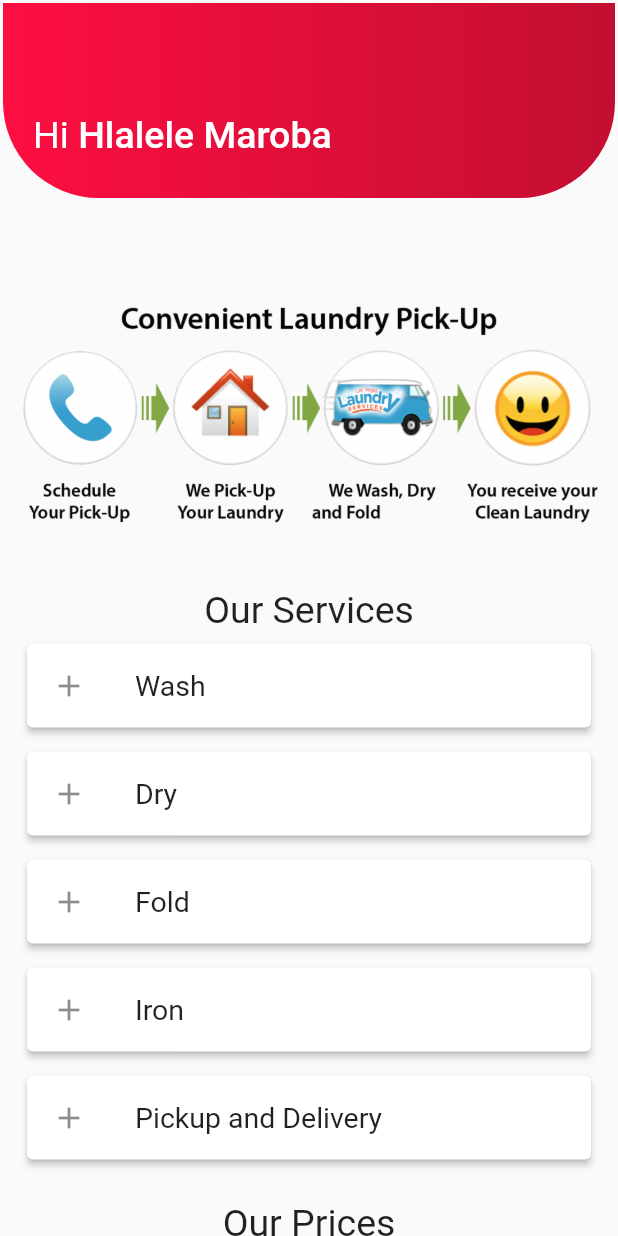
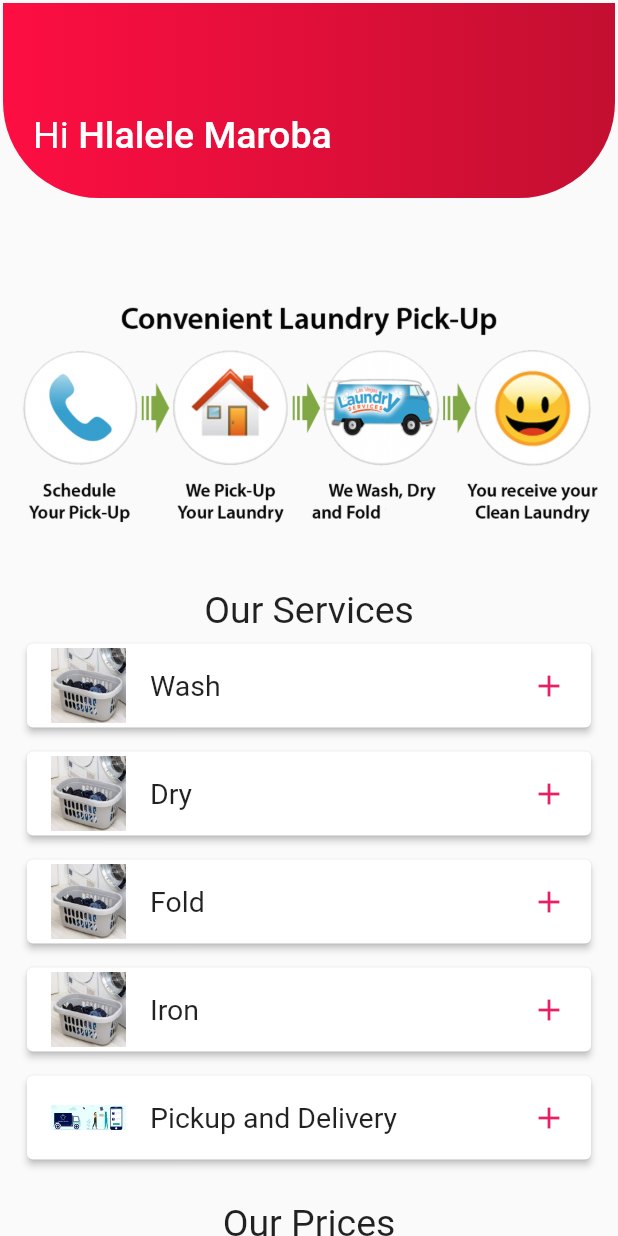
Before and after one commit to HMaroba/M4K, a Flutter app: the HomePage screen opened directly, on a phone screen of 412 x 824 dp. Run offline on Flutter 3.47's test engine with Material 2 defaults, Android fonts, the phone set to English and light mode, and no system bars; our stand-ins replace video_player; Roboto replaces fonts that are missing (OpenSans).

```diff
--- a/lib/screens/customerDashboard/home.dart
+++ b/lib/screens/customerDashboard/home.dart
@@ -83,10 +83,18 @@ class HomePage extends StatelessWidget {
                     margin:
                         const EdgeInsets.symmetric(vertical: 8, horizontal: 16),
                     child: ListTile(
-                      leading: const Icon(Icons.add),
+                      leading: Image.asset(
+                        item['imagePath'],
+                        width: 50,
+                        height: 50,
+                      ),
                       title: Text(
                         item['name'],
                         style: const TextStyle(fontSize: 19),
+                      ),
+                      trailing: const Icon(
+                        Icons.add,
+                        color: Colors.pink,
                       ),
                     ),
                   );
--- a/lib/screens/customerDashboard/services.dart
+++ b/lib/screens/customerDashboard/services.dart
@@ -1,17 +1,22 @@
 List<Map<String, dynamic>> servicesList = [
   {
     'name': 'Wash',
+    'imagePath': 'assets/images/bucket.jpeg',
   },
   {
     'name': 'Dry',
+    'imagePath': 'assets/images/bucket.jpeg',
   },
   {
     'name': 'Fold',
+    'imagePath': 'assets/images/bucket.jpeg',
   },
   {
     'name': 'Iron',
+    'imagePath': 'assets/images/bucket.jpeg',
   },
   {
     'name': 'Pickup and Delivery',
+    'imagePath': 'assets/images/book.png',
   },
 ];
```
